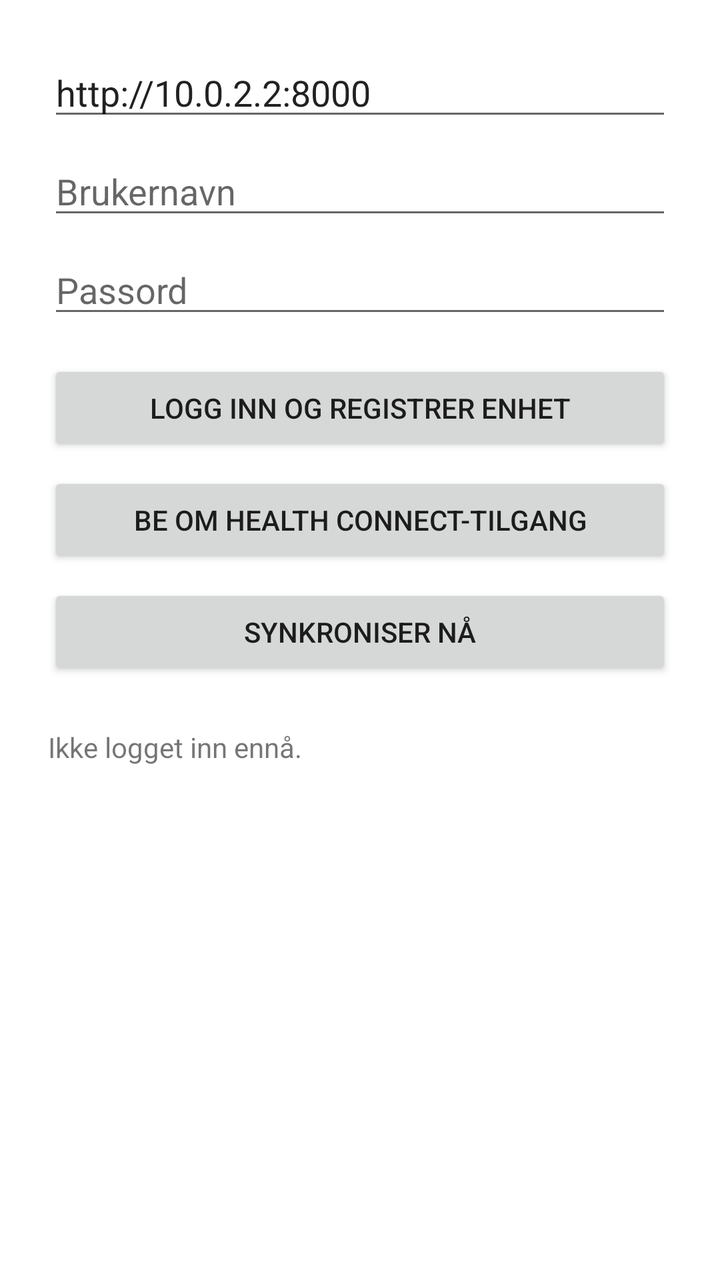
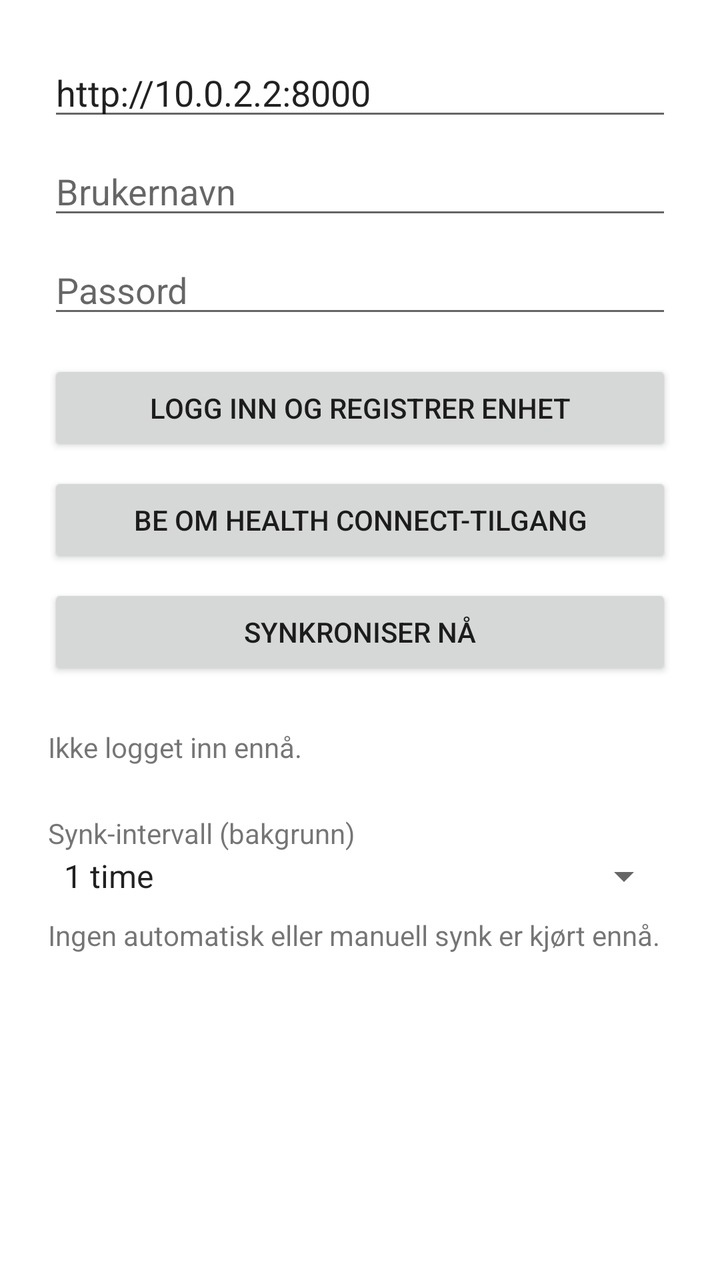

An Android layout rendered at two revisions. The XML below is the earlier revision; the diff shows what the commit changed to produce the second picture.
<!-- AndroidManifest.xml: application theme Theme.Companion -->
<!-- res/layout/activity_main.xml -->
<?xml version="1.0" encoding="utf-8"?>
<ScrollView xmlns:android="http://schemas.android.com/apk/res/android"
    android:layout_width="match_parent"
    android:layout_height="match_parent">

    <LinearLayout
        android:layout_width="match_parent"
        android:layout_height="wrap_content"
        android:orientation="vertical"
        android:padding="24dp">

        <EditText
            android:id="@+id/backendUrlInput"
            android:layout_width="match_parent"
            android:layout_height="wrap_content"
            android:hint="@string/label_backend_url"
            android:inputType="textUri"
            android:text="http://10.0.2.2:8000" />

        <EditText
            android:id="@+id/usernameInput"
            android:layout_width="match_parent"
            android:layout_height="wrap_content"
            android:layout_marginTop="8dp"
            android:hint="@string/label_username"
            android:inputType="text" />

        <EditText
            android:id="@+id/passwordInput"
            android:layout_width="match_parent"
            android:layout_height="wrap_content"
            android:layout_marginTop="8dp"
            android:hint="@string/label_password"
            android:inputType="textPassword" />

        <Button
            android:id="@+id/loginButton"
            android:layout_width="match_parent"
            android:layout_height="wrap_content"
            android:layout_marginTop="16dp"
            android:text="@string/action_login" />

        <Button
            android:id="@+id/requestPermissionsButton"
            android:layout_width="match_parent"
            android:layout_height="wrap_content"
            android:layout_marginTop="8dp"
            android:text="@string/action_request_permissions" />

        <Button
            android:id="@+id/syncButton"
            android:layout_width="match_parent"
            android:layout_height="wrap_content"
            android:layout_marginTop="8dp"
            android:text="@string/action_sync" />

        <TextView
            android:id="@+id/statusText"
            android:layout_width="match_parent"
            android:layout_height="wrap_content"
            android:layout_marginTop="24dp"
            android:text="@string/status_not_logged_in" />

    </LinearLayout>
</ScrollView>
<!-- resources referenced by this layout -->
<resources>
  <string name="action_login">Logg inn og registrer enhet</string>
  <string name="action_request_permissions">Be om Health Connect-tilgang</string>
  <string name="action_sync">Synkroniser nå</string>
  <string name="label_backend_url">Backend-URL</string>
  <string name="label_password">Passord</string>
  <string name="label_username">Brukernavn</string>
  <string name="status_not_logged_in">Ikke logget inn ennå.</string>
  <style name="Theme.Companion" parent="Theme.MaterialComponents.DayNight.NoActionBar" />
</resources>

<!-- the commit's change to res/layout/activity_main.xml (unified diff, before → after) -->
@@ -61,5 +61,24 @@
             android:layout_marginTop="24dp"
             android:text="@string/status_not_logged_in" />
 
+        <TextView
+            android:layout_width="match_parent"
+            android:layout_height="wrap_content"
+            android:layout_marginTop="24dp"
+            android:text="@string/label_sync_interval" />
+
+        <Spinner
+            android:id="@+id/syncIntervalSpinner"
+            android:layout_width="match_parent"
+            android:layout_height="wrap_content"
+            android:entries="@array/sync_interval_labels" />
+
+        <TextView
+            android:id="@+id/lastSyncText"
+            android:layout_width="match_parent"
+            android:layout_height="wrap_content"
+            android:layout_marginTop="8dp"
+            android:text="@string/status_last_sync_never" />
+
     </LinearLayout>
 </ScrollView>
<!-- resource entries referenced after the edit -->
@@ -1,11 +1,20 @@
 <!-- resources referenced by this layout -->
 <resources>
+  <string-array name="sync_interval_labels">
+          <item>1 time</item>
+          <item>3 timer</item>
+          <item>6 timer</item>
+          <item>12 timer</item>
+          <item>24 timer</item>
+      </string-array>
   <string name="action_login">Logg inn og registrer enhet</string>
   <string name="action_request_permissions">Be om Health Connect-tilgang</string>
   <string name="action_sync">Synkroniser nå</string>
   <string name="label_backend_url">Backend-URL</string>
   <string name="label_password">Passord</string>
+  <string name="label_sync_interval">Synk-intervall (bakgrunn)</string>
   <string name="label_username">Brukernavn</string>
+  <string name="status_last_sync_never">Ingen automatisk eller manuell synk er kjørt ennå.</string>
   <string name="status_not_logged_in">Ikke logget inn ennå.</string>
   <style name="Theme.Companion" parent="Theme.MaterialComponents.DayNight.NoActionBar" />
 </resources>
